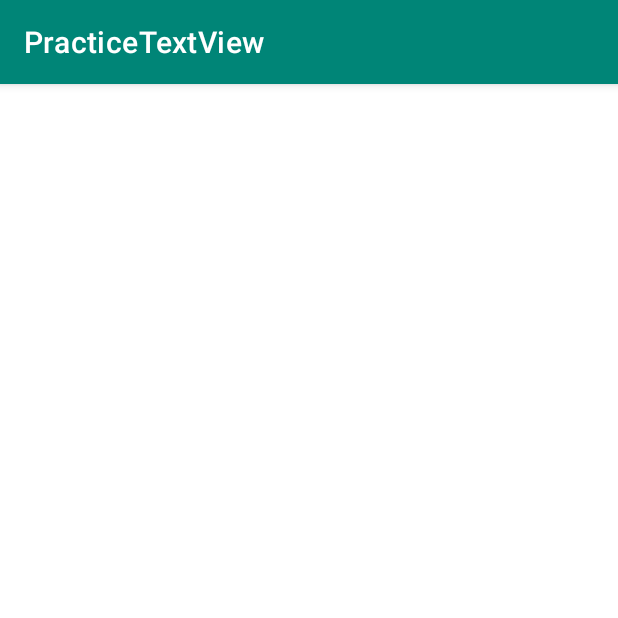
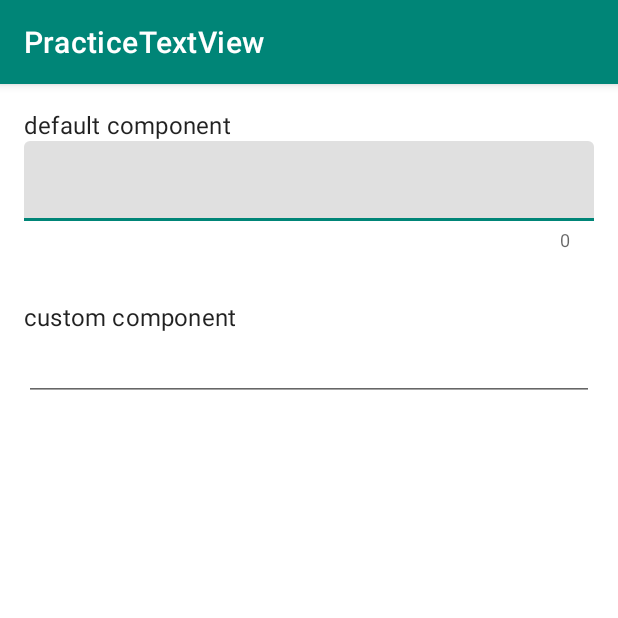
Before and after one commit to aluceps/PracticeCountEmoji, an Android app: the screen it shows after launch (MainActivity), on a phone screen of 412 x 824 dp, the top half of it. Run offline under Robolectric (Android 15) with nearby library versions, the phone set to English and light mode, and no system bars; our stand-ins replace data binding.

Commit message:
add input layout

```diff
--- a/app/src/main/java/me/aluceps/practicetextview/MainActivity.kt
+++ b/app/src/main/java/me/aluceps/practicetextview/MainActivity.kt
@@ -13,6 +13,6 @@ class MainActivity : AppCompatActivity() {
 
     override fun onCreate(savedInstanceState: Bundle?) {
         super.onCreate(savedInstanceState)
-        binding
+        binding.root
     }
 }
--- a/app/src/main/res/layout/activity_main.xml
+++ b/app/src/main/res/layout/activity_main.xml
@@ -1,10 +1,78 @@
 <?xml version="1.0" encoding="utf-8"?>
-<layout xmlns:android="http://schemas.android.com/apk/res/android">
+<layout xmlns:android="http://schemas.android.com/apk/res/android"
+    xmlns:app="http://schemas.android.com/apk/res-auto"
+    xmlns:tools="http://schemas.android.com/tools"
+    >
 
-    <androidx.constraintlayout.widget.ConstraintLayout
+    <ScrollView
         android:layout_width="match_parent"
         android:layout_height="match_parent"
         >
 
-    </androidx.constraintlayout.widget.ConstraintLayout>
+        <androidx.constraintlayout.widget.ConstraintLayout
+            android:layout_width="match_parent"
+            android:layout_height="wrap_content"
+            android:padding="16dp"
+            >
+
+            <TextView
+                android:id="@+id/default_title"
+                style="@style/TextAppearance.MaterialComponents.Subtitle1"
+                android:layout_width="wrap_content"
+                android:layout_height="wrap_content"
+                android:text="default component"
+                app:layout_constraintStart_toStartOf="parent"
+                app:layout_constraintTop_toTopOf="parent"
+                />
+
+            <com.google.android.material.textfield.TextInputLayout
+                android:id="@+id/default_input"
+                style="@style/Widget.MaterialComponents.TextInputLayout.FilledBox"
+                android:layout_width="0dp"
+                android:layout_height="wrap_content"
+                app:counterEnabled="true"
+                app:layout_constraintEnd_toEndOf="parent"
+                app:layout_constraintStart_toStartOf="parent"
+                app:layout_constraintTop_toBottomOf="@id/default_title"
+                >
+
+                <com.google.android.material.textfield.TextInputEditText
+                    style="@style/Widget.MaterialComponents.TextInputLayout.FilledBox"
+                    android:layout_width="match_parent"
+                    android:layout_height="wrap_content"
+                    />
+            </com.google.android.material.textfield.TextInputLayout>
+
+            <TextView
+                android:id="@+id/custom_title"
+                style="@style/TextAppearance.MaterialComponents.Subtitle1"
+                android:layout_width="wrap_content"
+                android:layout_height="wrap_content"
+                android:layout_marginTop="32dp"
+                android:text="custom component"
+                app:layout_constraintStart_toStartOf="parent"
+                app:layout_constraintTop_toBottomOf="@id/default_input"
+                />
+
+            <EditText
+                android:id="@+id/custom_input"
+                android:layout_width="0dp"
+                android:layout_height="wrap_content"
+                app:layout_constraintEnd_toEndOf="parent"
+                app:layout_constraintStart_toStartOf="parent"
+                app:layout_constraintTop_toBottomOf="@id/custom_title"
+                />
+
+            <TextView
+                android:id="@+id/custom_counter"
+                style="@style/TextAppearance.MaterialComponents.Caption"
+                android:layout_width="wrap_content"
+                android:layout_height="wrap_content"
+                android:layout_marginEnd="8dp"
+                app:layout_constraintEnd_toEndOf="@id/custom_input"
+                app:layout_constraintTop_toBottomOf="@id/custom_input"
+                tools:text="0"
+                />
+        </androidx.constraintlayout.widget.ConstraintLayout>
+    </ScrollView>
 </layout>
```
